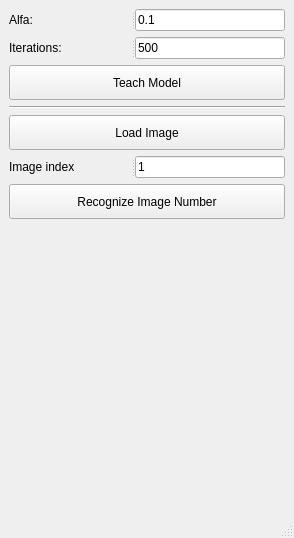
The window that recognition/ui/ui_main.ui (kiryha/CIS579) describes before a commit, drawn with Qt 5.
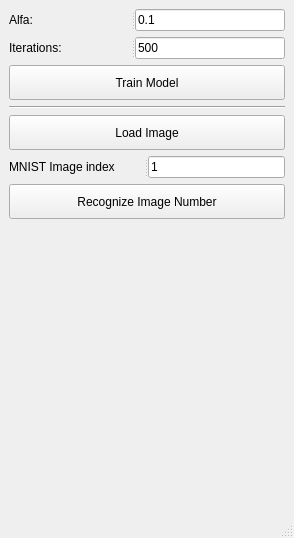
The same window after the commit.

```diff
--- a/recognition/ui/ui_main.ui
+++ b/recognition/ui/ui_main.ui
@@ -70,7 +70,7 @@
        </size>
       </property>
       <property name="text">
-       <string>Teach Model</string>
+       <string>Train Model</string>
       </property>
      </widget>
     </item>
@@ -104,7 +104,7 @@
       </property>
       <widget class="QLabel" name="label_3">
        <property name="text">
-        <string>Image index</string>
+        <string>MNIST Image index</string>
        </property>
       </widget>
       <widget class="QLineEdit" name="linIndex">
```
